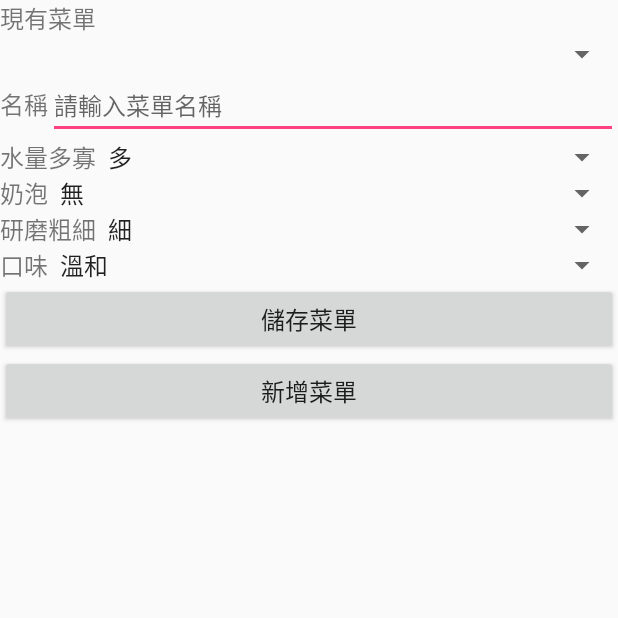
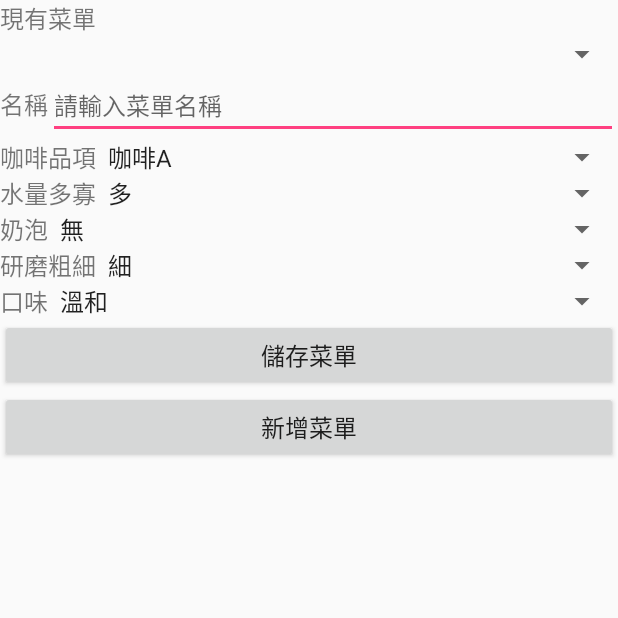
Before and after one commit to kaochiuan/FunCoffeeApp, an Android app: the Menu screen opened directly, with no data from a screen before it, on a phone screen of 412 x 824 dp, the top half of it. Run offline under Robolectric (Android 15) with nearby library versions, the phone set to English and light mode, and no system bars; libraries missing offline, so code that uses them is left out: com.loopj.android, cz.msebera.android; 4 statements that could not run were skipped.

```diff
--- a/app/src/main/java/ipt/p09_coffee/MakeOrder.kt
+++ b/app/src/main/java/ipt/p09_coffee/MakeOrder.kt
@@ -35,7 +35,8 @@ class MakeOrder : Activity() {
     private val menuList: MutableList<MenuData> = mutableListOf()
     private val orderList: MutableList<OrderData> = mutableListOf()
     private var mMenuData: MenuData = MenuData("Test", WaterLevels.STANDARD.value,
-            FoamLevels.STANDARD.value, GrindLevels.MEDIUM.value, TasteLevels.STANDARD.value, 0, MenuTypes.CUSTOMIZED.value)
+            FoamLevels.STANDARD.value, GrindLevels.MEDIUM.value, TasteLevels.STANDARD.value,
+            0, MenuTypes.CUSTOMIZED.value, CoffeeOptions.CoffeeA.value)
 
     override fun onCreate(savedInstanceState: Bundle?) {
         super.onCreate(savedInstanceState)
@@ -207,9 +208,10 @@ class MakeOrder : Activity() {
                             val menuTasteLevel = mJMenuTmp.getString("taste_level")
                             val menuGrindSize = mJMenuTmp.getString("grind_size")
                             val menuType = mJMenuTmp.getString("menu_type")
+                            val menuCoffeeOption = mJMenuTmp.getString("coffee_option")
 
                             val menuItem = MenuData(menuName, menuWaterLevel, menuFoamLevel,
-                                    menuGrindSize, menuTasteLevel, menuId, menuType)
+                                    menuGrindSize, menuTasteLevel, menuId, menuType, menuCoffeeOption)
                             menuList.add(menuItem)
                         }
                     }
--- a/app/src/main/java/ipt/p09_coffee/Menu.kt
+++ b/app/src/main/java/ipt/p09_coffee/Menu.kt
@@ -1,7 +1,6 @@
 package ipt.p09_coffee
 
 import android.app.Activity
-import android.content.Context
 import android.os.Bundle
 import android.view.View
 import android.widget.*
@@ -13,6 +12,7 @@ import com.loopj.android.http.RequestParams
 import cz.msebera.android.httpclient.Header
 
 class Menu : Activity() {
+    var idCoffeeCoffeeOption: Array<String>? = null
     var idCoffeeWaterLevel: Array<String>? = null
     var idCoffeeTasteLevel: Array<String>? = null
     var idCoffeeGrindLevel: Array<String>? = null
@@ -25,9 +25,11 @@ class Menu : Activity() {
     private var spnGrindLevel: Spinner? = null
     private var spnFoamLevel: Spinner? = null
     private var spnTasteLevel: Spinner? = null
+    private var spnCoffeeOption: Spinner? = null
 
     private var mMenuData: MenuData = MenuData("Test", WaterLevels.STANDARD.value,
-            FoamLevels.STANDARD.value, GrindLevels.MEDIUM.value, TasteLevels.STANDARD.value, 0, MenuTypes.CUSTOMIZED.value)
+            FoamLevels.STANDARD.value, GrindLevels.MEDIUM.value, TasteLevels.STANDARD.value,
+            0, MenuTypes.CUSTOMIZED.value, CoffeeOptions.CoffeeA.value)
     private var menuAdapter: ArrayAdapter<MenuData>? = null
     private val menuList: MutableList<MenuData> = mutableListOf()
     private var serverDestination: String? = null
@@ -45,6 +47,7 @@ class Menu : Activity() {
     private val spnMenuListener = object : AdapterView.OnItemSelectedListener {
         override fun onItemSelected(parent: AdapterView<*>, view: View, position: Int, id: Long) {
             mMenuData.menuId = menuList[position].menuId
+            val coffeePos = idCoffeeCoffeeOption!!.indexOf(menuList[position].coffeeOption)
             val foamPos = idCoffeeFoamLevel!!.indexOf(menuList[position].foamLevel)
             val waterPos = idCoffeeWaterLevel!!.indexOf(menuList[position].waterLevel)
             val tastePos = idCoffeeTasteLevel!!.indexOf(menuList[position].tasteLevel)
@@ -53,6 +56,7 @@ class Menu : Activity() {
             spnWaterLevel!!.setSelection(waterPos)
             spnTasteLevel!!.setSelection(tastePos)
             spnGrindLevel!!.setSelection(grindPos)
+            spnCoffeeOption!!.setSelection(coffeePos)
             et_UserMenu_Name!!.setText(menuList[position].menuName)
         }
 
@@ -78,6 +82,7 @@ class Menu : Activity() {
         idCoffeeTasteLevel = resources.getStringArray(R.array.ID_Coffee_tasteLevel)
         idCoffeeFoamLevel = resources.getStringArray(R.array.ID_Coffee_foamLevel)
         idCoffeeGrindLevel = resources.getStringArray(R.array.ID_Coffee_grindLevel)
+        idCoffeeCoffeeOption = resources.getStringArray(R.array.ID_Coffee_coffeeOption)
         buildViews()
     }
 
@@ -98,6 +103,7 @@ class Menu : Activity() {
         bt_UserRegisterMenu = findViewById(R.id.btId_usermenu_Register)
         et_UserMenu_Name = findViewById(R.id.etId_UserMenu_Name)
         spnMenu = findViewById(R.id.spi_CoffeeMenuCloud)
+        spnCoffeeOption = findViewById(R.id.spi_coffeeOption)
         spnWaterLevel = findViewById(R.id.spi_waterLevel)
         spnGrindLevel = findViewById(R.id.spi_grindSize)
         spnFoamLevel = findViewById(R.id.spi_foamLevel)
@@ -130,6 +136,7 @@ class Menu : Activity() {
         param["water_level"] = menuData.waterLevel
         param["foam_level"] = menuData.foamLevel
         param["grind_size"] = menuData.grindLevel
+        param["coffee_option"] = menuData.coffeeOption
         param["menu_id"] = menuData.menuId.toString()
 
         val client = AsyncHttpClient()
@@ -165,6 +172,7 @@ class Menu : Activity() {
         param["water_level"] = menuData.waterLevel
         param["foam_level"] = menuData.foamLevel
         param["grind_size"] = menuData.grindLevel
+        param["coffee_option"] = menuData.coffeeOption
 
         client.addHeader("authorization", temp)
         val params = RequestParams(param)
@@ -215,9 +223,11 @@ class Menu : Activity() {
                             val menuTasteLevel = mJMenuTmp.getString("taste_level")
                             val menuGrindSize = mJMenuTmp.getString("grind_size")
                             val menuType = mJMenuTmp.getString("menu_type")
+                            val menuCoffeeOption = mJMenuTmp.getString("coffee_option")
 
                             val menuItem = MenuData(menuName, menuWaterLevel, menuFoamLevel,
-                                    menuGrindSize, menuTasteLevel, menuId, menuType)
+                                    menuGrindSize, menuTasteLevel, menuId,
+                                    menuType, menuCoffeeOption)
                             menuList.add(menuItem)
                         }
                     }
@@ -250,6 +260,7 @@ class Menu : Activity() {
         mMenuData.waterLevel = idCoffeeWaterLevel!![spnWaterLevel!!.selectedItemPosition]
         mMenuData.grindLevel = idCoffeeGrindLevel!![spnGrindLevel!!.selectedItemPosition]
         mMenuData.tasteLevel = idCoffeeTasteLevel!![spnTasteLevel!!.selectedItemPosition]
+        mMenuData.coffeeOption = idCoffeeCoffeeOption!![spnCoffeeOption!!.selectedItemPosition]
         mMenuData.menuType = "customized"
     }
 
--- a/app/src/main/java/ipt/p09_coffee/MenuData.kt
+++ b/app/src/main/java/ipt/p09_coffee/MenuData.kt
@@ -13,6 +13,7 @@ class MenuData(var menuName: String
                , var tasteLevel: String      // mild, standard, strong
                , var menuId: Long        // ID on web server
                , var menuType: String
+               , var coffeeOption: String  // coffee_A, coffee_B
 ):Parcelable {
     constructor(parcel: Parcel) : this(
             parcel.readString(),
@@ -21,6 +22,7 @@ class MenuData(var menuName: String
             parcel.readString(),
             parcel.readString(),
             parcel.readLong(),
+            parcel.readString(),
             parcel.readString())
 
     /**
@@ -38,6 +40,7 @@ class MenuData(var menuName: String
         parcel.writeString(tasteLevel)
         parcel.writeLong(menuId)
         parcel.writeString(menuType)
+        parcel.writeString(coffeeOption)
     }
 
     override fun describeContents(): Int = 0
--- a/app/src/main/java/ipt/p09_coffee/OrderPage.kt
+++ b/app/src/main/java/ipt/p09_coffee/OrderPage.kt
@@ -77,10 +77,11 @@ class OrderPage : Activity() {
                             val grindLevel = orderExpand.getString("grind_size")
                             val foamLevel = orderExpand.getString("foam_level")
                             val menuType = orderExpand.getString("menu_type")
+                            val coffeeOption = orderExpand.getString("coffee_option")
                             val orderCups = orderExpand.getInt("counts")
 
                             val order = OrderData(MenuData(menuName, waterLevel, foamLevel,
-                                    grindLevel, tasteLevel, menuId, menuType), orderCups)
+                                    grindLevel, tasteLevel, menuId, menuType, coffeeOption), orderCups)
 
                             orderList.add(order)
                         }
--- a/app/src/main/res/layout/menu.xml
+++ b/app/src/main/res/layout/menu.xml
@@ -30,6 +30,22 @@
             android:layout_height="wrap_content"
             android:textSize="16sp"
             android:hint="@string/UserMenu_htName"/>
+    </LinearLayout>
+    <LinearLayout
+        android:layout_width="match_parent"
+        android:layout_height="wrap_content"
+        android:orientation="horizontal">
+        <TextView
+            android:layout_width="wrap_content"
+            android:layout_height="wrap_content"
+            android:text="@string/UserMenu_coffeeOption"
+            android:textSize="16sp"/>
+        <Spinner
+            android:layout_width="match_parent"
+            android:layout_height="wrap_content"
+            android:entries="@array/Coffee_coffeeOption"
+            android:id="@+id/spi_coffeeOption">
+        </Spinner>
     </LinearLayout>
     <LinearLayout
         android:layout_width="match_parent"
@@ -104,6 +120,7 @@
     <LinearLayout
         android:layout_width="match_parent"
         android:layout_height="wrap_content"></LinearLayout>
+
     <Button
         android:id="@+id/btId_usermenu_OK"
         android:layout_width="match_parent"
--- a/app/src/main/res/values/strings.xml
+++ b/app/src/main/res/values/strings.xml
@@ -2,6 +2,7 @@
     <string name="app_name">Fun Coffee</string>
     <string name="action_settings">Settings</string>
     <string name="Bt_ScanBarCode">掃瞄Code</string>
+    <string name="Bt_BarCodeOK">繼續</string>
 
     <string name="Tv_UserName">帳號</string>
     <string name="Ht_UserName">請輸入帳號</string>
@@ -31,6 +32,7 @@
     <string name="UserMenu_cloudMenuName">現有菜單</string>
     <string name="UserMenu_tvPtName">名稱</string>
     <string name="UserMenu_htName">請輸入菜單名稱</string>
+    <string name="UserMenu_coffeeOption">咖啡品項</string>
     <string name="UserMenu_waterLevel">水量多寡</string>
     <string name="UserMenu_foamLevel">奶泡</string>
     <string name="UserMenu_grindSize">研磨粗細</string>
@@ -44,6 +46,15 @@
     <string name="MakeOrder_Add">新增</string>
     <string name="MakeOrder_Delete">刪除</string>
     <string name="MakeOrder_Submit">送出</string>
+
+    <string-array name="Coffee_coffeeOption">
+        <item>咖啡A</item>
+        <item>咖啡B</item>
+    </string-array>
+    <string-array name="ID_Coffee_coffeeOption">
+        <item>coffee_A</item>
+        <item>coffee_B</item>
+    </string-array>
 
     <string-array name="Coffee_grindLevel">
         <item>細</item>
--- a/build.gradle
+++ b/build.gradle
@@ -1,7 +1,7 @@
 // Top-level build file where you can add configuration options common to all sub-projects/modules.
 
 buildscript {
-    ext.kotlin_version = '1.2.71'
+    ext.kotlin_version = '1.3.11'
     repositories {
         jcenter()
         google()
@@ -11,7 +11,7 @@ buildscript {
         }
     }
     dependencies {
-        classpath 'com.android.tools.build:gradle:3.2.1'
+        classpath 'com.android.tools.build:gradle:3.3.0'
         classpath "org.jetbrains.kotlin:kotlin-gradle-plugin:$kotlin_version"
 
         // NOTE: Do not place your application dependencies here; they belong
```
Also changed, not shown: app/src/main/java/ipt/p09_coffee/coffeeEnum.kt (+15 -0 lines), app/src/main/res/layout/layout_popupwindow.xml (+10 -9 lines), gradle/wrapper/gradle-wrapper.properties, 1 other file.
